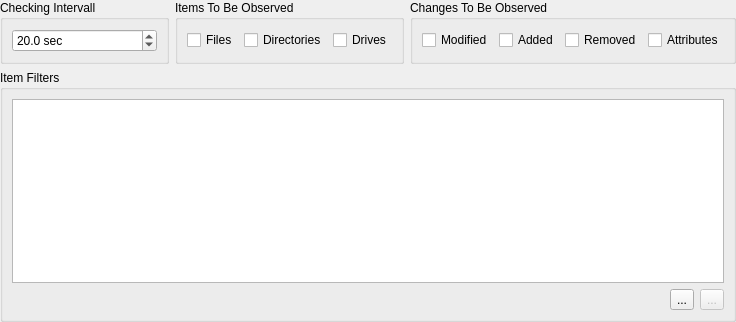
Old version of the form Include/iqtfpf/CDirectoryMonitorParamsGui.ui in the repository naskin-gmg/AcfSln.
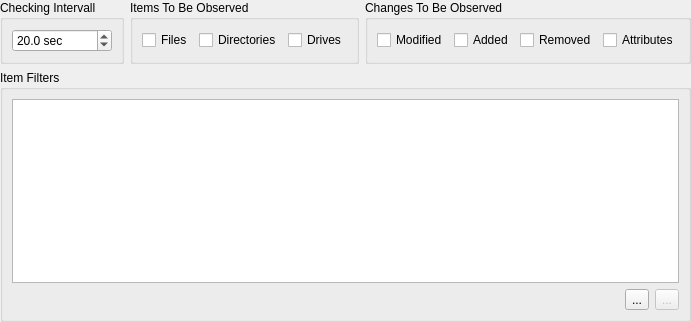
New version of the form. Icons and pictures are not drawn.

The edit to the form file:
```diff
--- a/Include/iqtfpf/CDirectoryMonitorParamsGui.ui
+++ b/Include/iqtfpf/CDirectoryMonitorParamsGui.ui
@@ -6,7 +6,7 @@
    <rect>
     <x>0</x>
     <y>0</y>
-    <width>736</width>
+    <width>627</width>
     <height>322</height>
    </rect>
   </property>
```
